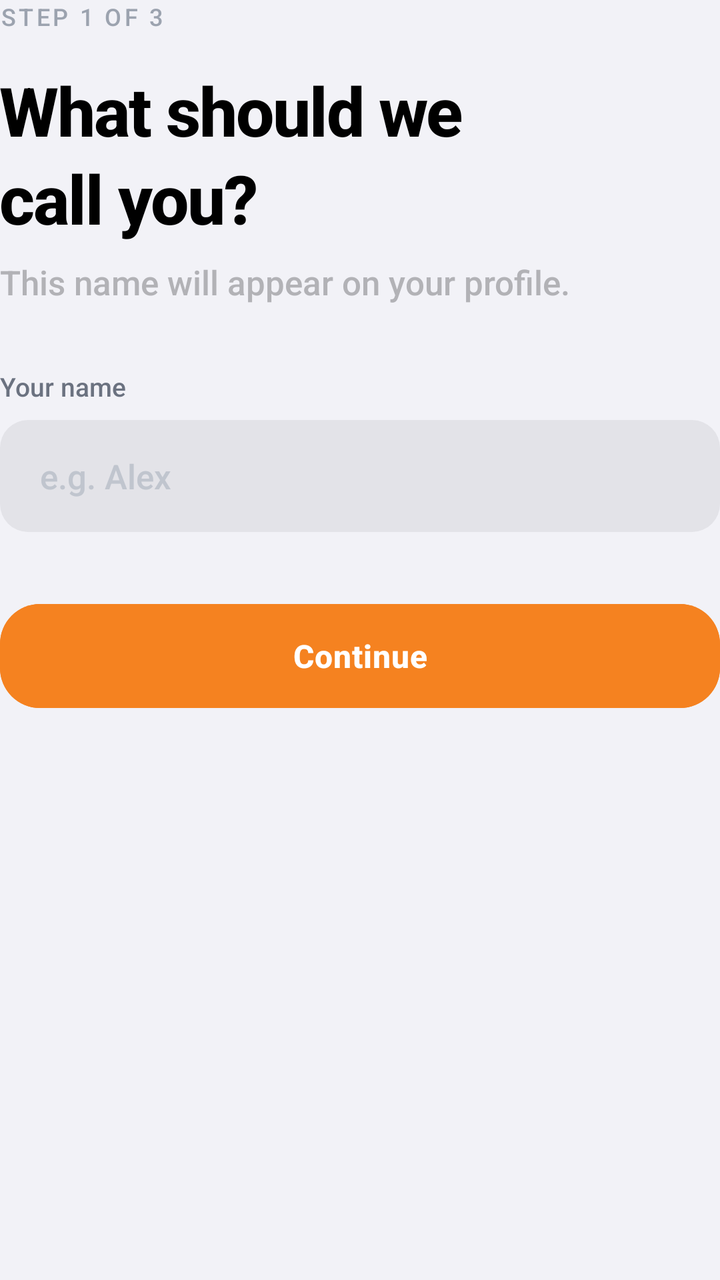
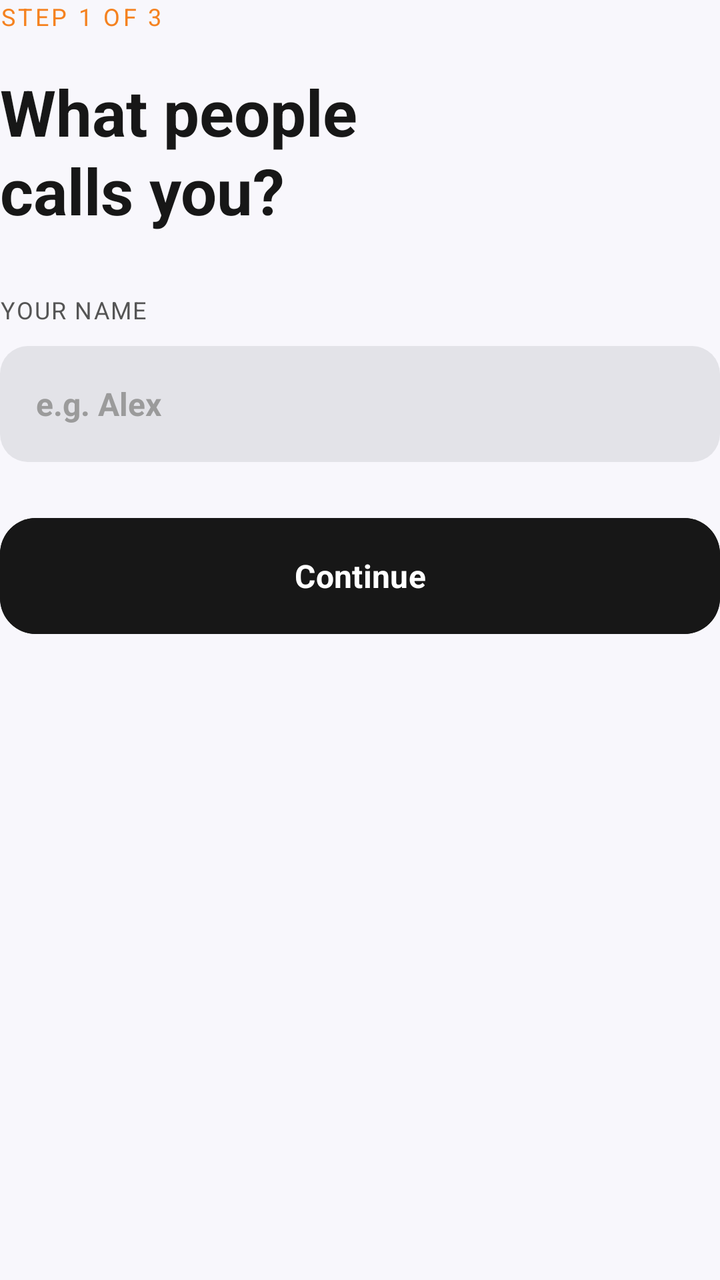

Two renders of the same Android screen: before a commit and after it. Below are the layout's source before the change and the commit's diff.
<!-- AndroidManifest.xml: application theme Theme.Floow -->
<!-- res/layout/step_name.xml -->
<?xml version="1.0" encoding="utf-8"?>
<LinearLayout xmlns:android="http://schemas.android.com/apk/res/android"
    xmlns:app="http://schemas.android.com/apk/res-auto"
    android:layout_width="match_parent"
    android:layout_height="wrap_content"
    android:orientation="vertical"
    android:gravity="start">

    
    <TextView
        android:layout_width="wrap_content"
        android:layout_height="wrap_content"
        android:text="STEP 1 OF 3"
        android:textSize="12sp"
        android:textAllCaps="true"
        android:letterSpacing="0.12"
        android:textColor="#9CA3AF"
        android:fontFamily="sans-serif-medium" />

    <TextView
        android:layout_width="wrap_content"
        android:layout_height="wrap_content"
        android:layout_marginTop="16dp"
        android:text="What should we\ncall you?"
        android:lineSpacingExtra="4dp"
        style="@style/IOSLargeTitle" />

    <TextView
        android:layout_width="wrap_content"
        android:layout_height="wrap_content"
        android:layout_marginTop="8dp"
        android:text="This name will appear on your profile."
        style="@style/IOSBody"
        android:alpha="0.65" />

    
    <TextView
        android:layout_width="wrap_content"
        android:layout_height="wrap_content"
        android:layout_marginTop="32dp"
        android:text="Your name"
        android:textSize="13sp"
        android:textColor="#6B7280"
        android:fontFamily="sans-serif-medium" />

    <EditText
        android:id="@+id/etName"
        android:layout_width="match_parent"
        android:layout_height="56dp"
        android:layout_marginTop="8dp"
        android:background="@drawable/bg_rounded_edit"
        android:hint="e.g. Alex"
        android:paddingHorizontal="20dp"
        android:textSize="17sp"
        android:fontFamily="sans-serif-medium"
        android:textColorHint="#C0C5CE"
        android:inputType="textPersonName|textCapWords"
        android:maxLines="1" />

    <com.google.android.material.button.MaterialButton
        android:id="@+id/btnContinue"
        android:layout_width="match_parent"
        android:layout_height="60dp"
        android:layout_marginTop="32dp"
        android:text="Continue"
        android:textAllCaps="false"
        android:textSize="16sp"
        android:textStyle="bold"
        android:letterSpacing="0.02"
        android:backgroundTint="#FFF58220"
        app:cornerRadius="20dp"
        app:elevation="0dp" />

</LinearLayout>
<!-- resources referenced by this layout -->
<resources>
  <!-- drawable bg_rounded_edit (drawable) -->
  <?xml version="1.0" encoding="utf-8"?>
  <shape xmlns:android="http://schemas.android.com/apk/res/android">
      <solid android:color="#E3E3E8" /> 
      <corners android:radius="14dp" />
  </shape>
  <style name="IOSBody">
          <item name="android:textSize">17sp</item>
          <item name="android:textColor">@color/text_secondary</item>
          <item name="android:lineSpacingMultiplier">1.2</item>
      </style>
  <style name="IOSLargeTitle">
          <item name="android:textSize">34sp</item>
          <item name="android:textStyle">bold</item>
          <item name="android:textColor">@color/text_primary</item>
          <item name="android:letterSpacing">-0.02</item>
      </style>
  <style name="Theme.Floow" parent="Theme.Material3.Light.NoActionBar">
          <item name="colorPrimary">@color/accent</item>
          <item name="colorOnPrimary">@color/white</item>
          <item name="android:statusBarColor">@color/background</item>
          <item name="android:windowLightStatusBar">true</item>
          <item name="android:navigationBarColor">@color/background</item>
          <item name="android:windowBackground">@color/background</item>
  
          
          <item name="fontFamily">sans-serif-medium</item>
      </style>
  <color name="text_secondary">#FF8E8E93</color>
  <color name="text_primary">#FF000000</color>
  <color name="accent">#FF007AFF</color>
  <color name="white">#FFFFFFFF</color>
  <color name="background">#FFF2F2F7</color>
</resources>

<!-- the commit's change to res/layout/step_name.xml (unified diff, before → after) -->
@@ -1,74 +1,77 @@
 <?xml version="1.0" encoding="utf-8"?>
-<LinearLayout xmlns:android="http://schemas.android.com/apk/res/android"
+<LinearLayout
+    xmlns:android="http://schemas.android.com/apk/res/android"
     xmlns:app="http://schemas.android.com/apk/res-auto"
     android:layout_width="match_parent"
     android:layout_height="wrap_content"
     android:orientation="vertical"
     android:gravity="start">
 
-    
     <TextView
         android:layout_width="wrap_content"
         android:layout_height="wrap_content"
         android:text="STEP 1 OF 3"
+        android:textColor="#FFF58220"
         android:textSize="12sp"
-        android:textAllCaps="true"
-        android:letterSpacing="0.12"
-        android:textColor="#9CA3AF"
-        android:fontFamily="sans-serif-medium" />
+        android:fontFamily="sans-serif-medium"
+        android:letterSpacing="0.12" />
+
+    <TextView
+        android:layout_width="match_parent"
+        android:layout_height="wrap_content"
+        android:layout_marginTop="18dp"
+        android:text="What people \ncalls you?"
+        android:textColor="#FF171717"
+        android:textSize="32sp"
+        android:fontFamily="sans-serif"
+        android:textStyle="bold"
+        android:lineSpacingExtra="2dp" />
+
+
 
     <TextView
         android:layout_width="wrap_content"
         android:layout_height="wrap_content"
-        android:layout_marginTop="16dp"
-        android:text="What should we\ncall you?"
-        android:lineSpacingExtra="4dp"
-        style="@style/IOSLargeTitle" />
-
-    <TextView
-        android:layout_width="wrap_content"
-        android:layout_height="wrap_content"
-        android:layout_marginTop="8dp"
-        android:text="This name will appear on your profile."
-        style="@style/IOSBody"
-        android:alpha="0.65" />
-
-    
-    <TextView
-        android:layout_width="wrap_content"
-        android:layout_height="wrap_content"
-        android:layout_marginTop="32dp"
-        android:text="Your name"
-        android:textSize="13sp"
-        android:textColor="#6B7280"
-        android:fontFamily="sans-serif-medium" />
+        android:layout_marginTop="30dp"
+        android:text="YOUR NAME"
+        android:textColor="#FF555555"
+        android:textSize="12sp"
+        android:fontFamily="sans-serif-condensed-medium"
+        android:letterSpacing="0.06" />
 
     <EditText
         android:id="@+id/etName"
         android:layout_width="match_parent"
-        android:layout_height="56dp"
-        android:layout_marginTop="8dp"
+        android:layout_height="58dp"
+        android:layout_marginTop="10dp"
         android:background="@drawable/bg_rounded_edit"
         android:hint="e.g. Alex"
-        android:paddingHorizontal="20dp"
-        android:textSize="17sp"
-        android:fontFamily="sans-serif-medium"
-        android:textColorHint="#C0C5CE"
+        android:paddingHorizontal="18dp"
+        android:textSize="16sp"
+        android:textColor="#FF171717"
+        android:textColorHint="#FF9B9B9B"
+        android:fontFamily="sans-serif"
+        android:textStyle="bold"
         android:inputType="textPersonName|textCapWords"
-        android:maxLines="1" />
+        android:maxLines="1"
+        android:singleLine="true"
+        android:imeOptions="actionNext" />
 
     <com.google.android.material.button.MaterialButton
         android:id="@+id/btnContinue"
         android:layout_width="match_parent"
-        android:layout_height="60dp"
-        android:layout_marginTop="32dp"
+        android:layout_height="58dp"
+        android:layout_marginTop="28dp"
         android:text="Continue"
         android:textAllCaps="false"
         android:textSize="16sp"
         android:textStyle="bold"
-        android:letterSpacing="0.02"
-        android:backgroundTint="#FFF58220"
-        app:cornerRadius="20dp"
-        app:elevation="0dp" />
+        android:fontFamily="sans-serif-medium"
+        android:textColor="#FFFFFFFF"
+        android:backgroundTint="#FF171717"
+        app:cornerRadius="18dp"
+        app:elevation="0dp"
+        android:insetTop="0dp"
+        android:insetBottom="0dp" />
 
 </LinearLayout>
<!-- resource entries referenced after the edit -->
@@ -6,17 +6,6 @@
       <solid android:color="#E3E3E8" /> 
       <corners android:radius="14dp" />
   </shape>
-  <style name="IOSBody">
-          <item name="android:textSize">17sp</item>
-          <item name="android:textColor">@color/text_secondary</item>
-          <item name="android:lineSpacingMultiplier">1.2</item>
-      </style>
-  <style name="IOSLargeTitle">
-          <item name="android:textSize">34sp</item>
-          <item name="android:textStyle">bold</item>
-          <item name="android:textColor">@color/text_primary</item>
-          <item name="android:letterSpacing">-0.02</item>
-      </style>
   <style name="Theme.Floow" parent="Theme.Material3.Light.NoActionBar">
           <item name="colorPrimary">@color/accent</item>
           <item name="colorOnPrimary">@color/white</item>
@@ -26,12 +15,11 @@
           <item name="android:windowBackground">@color/background</item>
   
           
-          <item name="fontFamily">sans-serif-medium</item>
+          <item name="fontFamily">sans-serif</item>
+          <item name="android:fontFamily">sans-serif</item>
       </style>
-  <color name="text_secondary">#FF8E8E93</color>
-  <color name="text_primary">#FF000000</color>
   <color name="accent">#FF007AFF</color>
   <color name="white">#FFFFFFFF</color>
-  <color name="background">#FFF2F2F7</color>
+  <color name="background">#FFF8F7FC</color>
 </resources>
 
